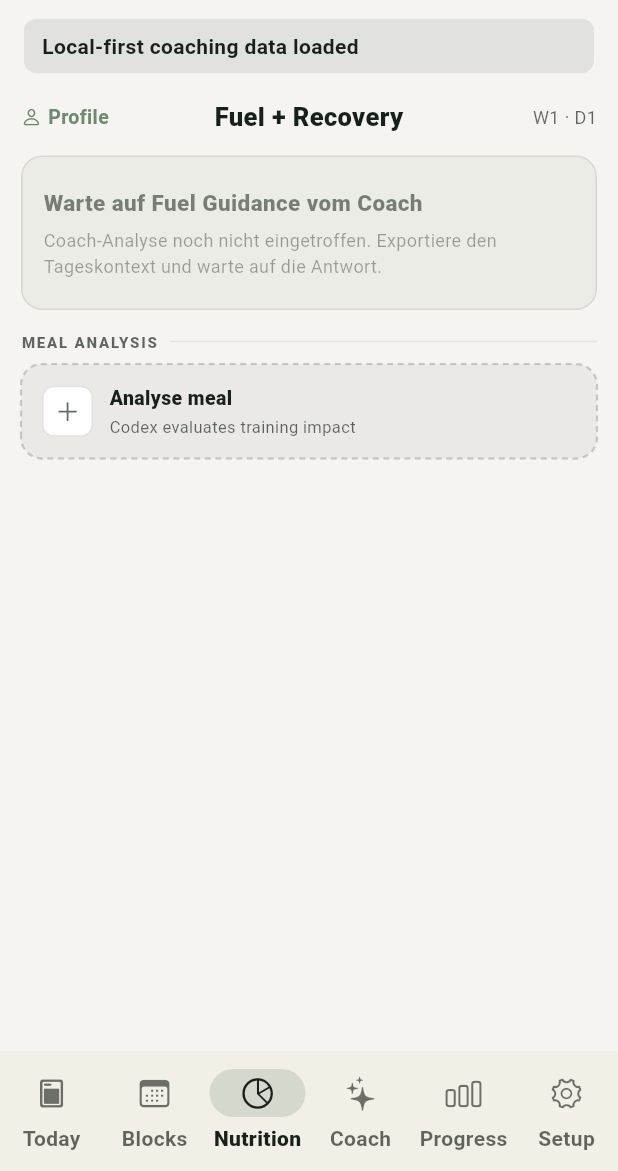
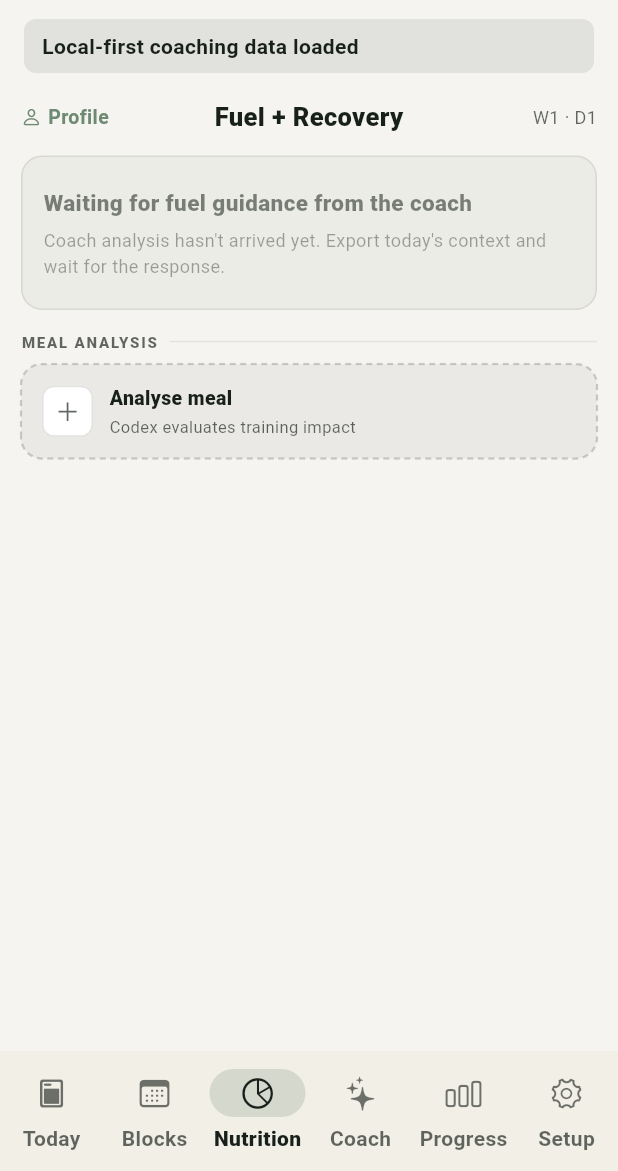
Before and after one commit to BigSlikTobi/trainingsplan_app, a Flutter app: the screen it shows after launch, item 3 of the bottom bar chosen, on a phone screen of 412 x 824 dp, the part 65-1236 px from its top. Run offline on Flutter 3.47's test engine with Material 3 defaults, Android fonts, the phone set to English and light mode, and no system bars; our stand-ins replace image_picker, wakelock_plus; missing offline and left inert: health, sqlite3.

Commit message:
localize fuel guidance placeholder strings (3 keys, de+en)

```diff
--- a/lib/src/l10n/app_de.arb
+++ b/lib/src/l10n/app_de.arb
@@ -450,5 +450,14 @@
   "@snackbarKopiert": { "description": "Snackbar: copied to clipboard" },
 
   "exchangeFolderLoading": "Exchange folder wird geladen...",
-  "@exchangeFolderLoading": { "description": "Settings: exchange folder loading placeholder" }
+  "@exchangeFolderLoading": { "description": "Settings: exchange folder loading placeholder" },
+
+  "noGuidanceTitle": "Warte auf Fuel Guidance vom Coach",
+  "@noGuidanceTitle": { "description": "Nutrition page: title of placeholder when no fuel guidance is available" },
+
+  "noGuidanceHintStale": "Guidance vom letzten Tag — warte auf neue Einschätzung vom Coach.",
+  "@noGuidanceHintStale": { "description": "Nutrition page: hint when guidance is from a previous day" },
+
+  "noGuidanceHintMissing": "Coach-Analyse noch nicht eingetroffen. Exportiere den Tageskontext und warte auf die Antwort.",
+  "@noGuidanceHintMissing": { "description": "Nutrition page: hint when no guidance has been received yet" }
 }
--- a/lib/src/l10n/app_en.arb
+++ b/lib/src/l10n/app_en.arb
@@ -171,5 +171,9 @@
   "tooltipKopieren": "Copy",
   "snackbarKopiert": "Copied",
 
-  "exchangeFolderLoading": "Loading exchange folder..."
+  "exchangeFolderLoading": "Loading exchange folder...",
+
+  "noGuidanceTitle": "Waiting for fuel guidance from the coach",
+  "noGuidanceHintStale": "Guidance is from a previous day — waiting for a fresh read from the coach.",
+  "noGuidanceHintMissing": "Coach analysis hasn't arrived yet. Export today's context and wait for the response."
 }
--- a/lib/src/l10n/app_localizations.dart
+++ b/lib/src/l10n/app_localizations.dart
@@ -859,6 +859,24 @@ abstract class AppLocalizations {
   /// In de, this message translates to:
   /// **'Exchange folder wird geladen...'**
   String get exchangeFolderLoading;
+
+  /// Nutrition page: title of placeholder when no fuel guidance is available
+  ///
+  /// In de, this message translates to:
+  /// **'Warte auf Fuel Guidance vom Coach'**
+  String get noGuidanceTitle;
+
+  /// Nutrition page: hint when guidance is from a previous day
+  ///
+  /// In de, this message translates to:
+  /// **'Guidance vom letzten Tag — warte auf neue Einschätzung vom Coach.'**
+  String get noGuidanceHintStale;
+
+  /// Nutrition page: hint when no guidance has been received yet
+  ///
+  /// In de, this message translates to:
+  /// **'Coach-Analyse noch nicht eingetroffen. Exportiere den Tageskontext und warte auf die Antwort.'**
+  String get noGuidanceHintMissing;
 }
 
 class _AppLocalizationsDelegate
--- a/lib/src/l10n/app_localizations_en.dart
+++ b/lib/src/l10n/app_localizations_en.dart
@@ -423,4 +423,15 @@ class AppLocalizationsEn extends AppLocalizations {
 
   @override
   String get exchangeFolderLoading => 'Loading exchange folder...';
+
+  @override
+  String get noGuidanceTitle => 'Waiting for fuel guidance from the coach';
+
+  @override
+  String get noGuidanceHintStale =>
+      'Guidance is from a previous day — waiting for a fresh read from the coach.';
+
+  @override
+  String get noGuidanceHintMissing =>
+      'Coach analysis hasn\'t arrived yet. Export today\'s context and wait for the response.';
 }
--- a/lib/src/ui/dashboard.dart
+++ b/lib/src/ui/dashboard.dart
@@ -855,9 +855,8 @@ class _NoGuidancePlaceholder extends StatelessWidget {
 
   @override
   Widget build(BuildContext context) {
-    final hint = isStale
-        ? 'Guidance vom letzten Tag — warte auf neue Einschätzung vom Coach.'
-        : 'Coach-Analyse noch nicht eingetroffen. Exportiere den Tageskontext und warte auf die Antwort.';
+    final l = AppLocalizations.of(context)!;
+    final hint = isStale ? l.noGuidanceHintStale : l.noGuidanceHintMissing;
     return Container(
       padding: const EdgeInsets.symmetric(horizontal: 14, vertical: 20),
       decoration: BoxDecoration(
@@ -869,7 +868,7 @@ class _NoGuidancePlaceholder extends StatelessWidget {
         crossAxisAlignment: CrossAxisAlignment.start,
         children: [
           Text(
-            'Warte auf Fuel Guidance vom Coach',
+            l.noGuidanceTitle,
             style: TextStyle(
               fontSize: 15,
               fontWeight: FontWeight.w800,
```
Also changed, not shown: lib/src/l10n/app_localizations_de.dart (+11 -0 lines).
